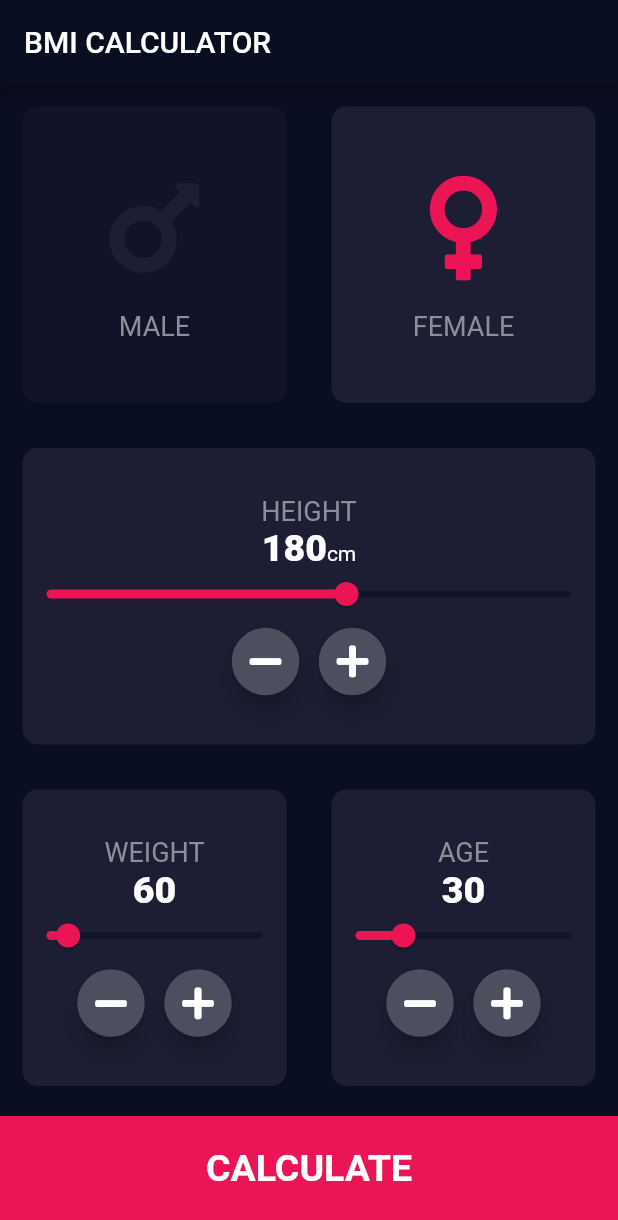
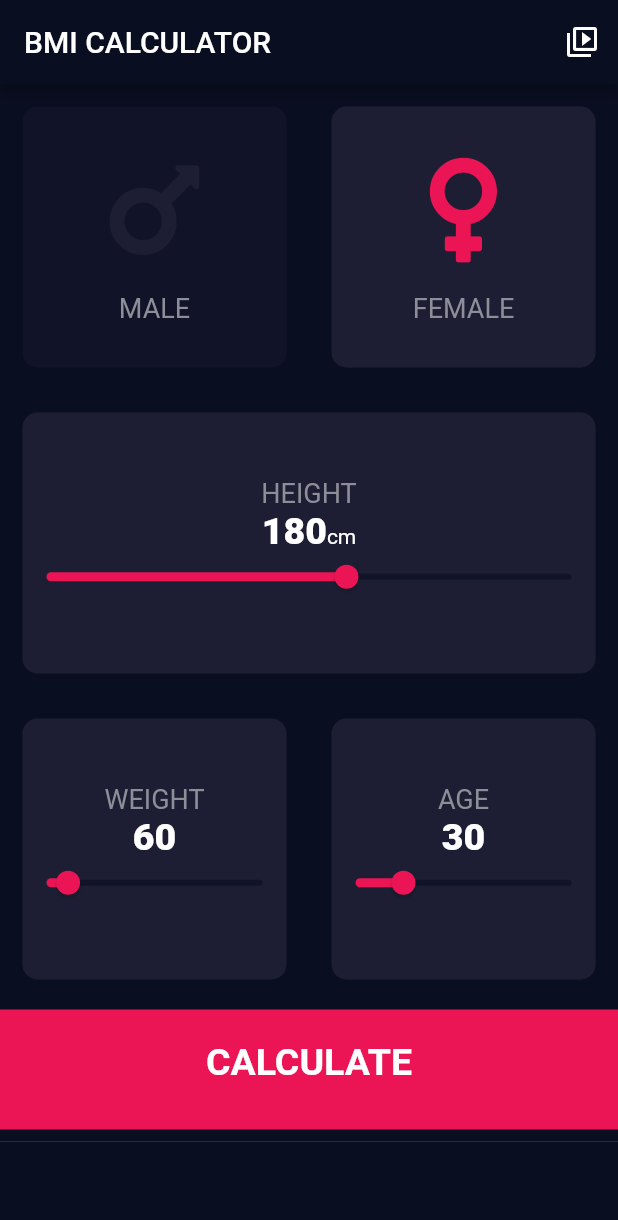
Before and after one commit to nadas00/flutter-bmi-calculator-plus, a Flutter app: the screen it shows after launch, on a phone screen of 412 x 824 dp. Shown: the top 1220 px of the screen. Run offline on Flutter 3.47's test engine with Material 2 defaults, Android fonts, the phone set to English and light mode, and no system bars; our stand-ins replace font_awesome_flutter; missing offline and left inert: firebase_admob; accounts and stored records are empty.

Commit message:
Admob implementation.

```diff
--- a/lib/screens/input_page.dart
+++ b/lib/screens/input_page.dart
@@ -1,9 +1,10 @@
 import 'package:bmi_app/Components/reusable_bottom_button.dart';
 import 'package:bmi_app/Components/reusable_card.dart';
 import 'package:bmi_app/Components/reusable_card_content.dart';
-import 'package:bmi_app/Components/reusable_round_Icon_Button.dart';
 import 'package:bmi_app/calculator_brain.dart';
+import 'package:bmi_app/components/reusable_alert_dialog.dart';
 import 'package:bmi_app/screens/results_page.dart';
+import 'package:bmi_app/services/advert-service.dart';
 import 'package:flutter/cupertino.dart';
 import 'package:flutter/material.dart';
 import 'package:font_awesome_flutter/font_awesome_flutter.dart';
@@ -18,6 +19,7 @@ class InputPage extends StatefulWidget {
 }
 
 class _InputPageState extends State<InputPage> {
+  AdvertService _advertService = AdvertService();
   CalculatorBrain calculatorBrain;
 
   Gender selectedGender = Gender.female;
@@ -39,29 +41,40 @@ class _InputPageState extends State<InputPage> {
     else
       return kBottomContainerColor.withOpacity(0.25);
   }
-
+  @override
+  void initState() {
+    // TODO: implement initState
+    super.initState();
+    _advertService.loadRewardedAd();
+    _advertService.addRewardListener();
+    _advertService.showBanner();
+  }
   @override
   Widget build(BuildContext context) {
     return Scaffold(
       appBar: AppBar(
         title: Text('BMI CALCULATOR'),
-        /*actions: <Widget>[
-          FlatButton(
-            color: genderTheme(),
+        actions: [
+          IconButton(
+            icon: Icon(
+              Icons.video_collection_outlined,
+              color: Colors.white,
+            ),
             onPressed: () {
-              setState(() {
-               selectedLang == Language.en
-                    ? selectedLang = Language.tr
-                    : selectedLang = Language.en;
-
-                languageBrain.setLanguage(selectedLang);
-              });
+              final titleText = 'Support us!';
+              final bodyText = "Best way of supporting developers is clicking on ads!";
+              final applyText = "Go to ad!";
+              showRewardedAd(){
+                Navigator.of(context).pop();
+                _advertService.showReardedAd();
+              }
+              var rewardedAdAlert = MyCustomAlert(titleText: titleText, bodyText: bodyText, applyText: applyText, onPressApply: showRewardedAd);
+              showDialog(
+                  context: context,
+                  builder: (BuildContext context) => rewardedAdAlert);
             },
-            child: Row(
-              children: <Widget>[Icon(Icons.language), Text('lang')],
-            ),
-          ),
-        ],*/
+          )
+        ],
       ),
       body: Column(
         crossAxisAlignment: CrossAxisAlignment.stretch,
@@ -160,27 +173,9 @@ class _InputPageState extends State<InputPage> {
                       Row(
                         mainAxisAlignment: MainAxisAlignment.center,
                         children: <Widget>[
-                          RoundIconButton(
-                            icon: FontAwesomeIcons.minus,
-                            onPressed: () {
-                              setState(() {
-                                if (height > kMinHeight) {
-                                  height--;
-                                }
-                              });
-                            },
-                          ),
+
                           SizedBox(width: 10),
-                          RoundIconButton(
-                            onPressed: () {
-                              setState(() {
-                                if (height < kMaxHeight) {
-                                  height++;
-                                }
-                              });
-                            },
-                            icon: FontAwesomeIcons.plus,
-                          ),
+
                         ],
                       ),
                     ],
@@ -232,27 +227,7 @@ class _InputPageState extends State<InputPage> {
                             Row(
                               mainAxisAlignment: MainAxisAlignment.center,
                               children: <Widget>[
-                                RoundIconButton(
-                                  icon: FontAwesomeIcons.minus,
-                                  onPressed: () {
-                                    setState(() {
-                                      if (weight > kMinWeight) {
-                                        weight--;
-                                      }
-                                    });
-                                  },
-                                ),
-                                SizedBox(width: 10),
-                                RoundIconButton(
-                                  onPressed: () {
-                                    setState(() {
-                                      if (weight < kMaxWeight) {
-                                        weight++;
-                                      }
-                                    });
-                                  },
-                                  icon: FontAwesomeIcons.plus,
-                                ),
+
                               ],
                             ),
                           ],
@@ -301,27 +276,6 @@ class _InputPageState extends State<InputPage> {
                             Row(
                               mainAxisAlignment: MainAxisAlignment.center,
                               children: <Widget>[
-                                RoundIconButton(
-                                  icon: FontAwesomeIcons.minus,
-                                  onPressed: () {
-                                    setState(() {
-                                      if (age > kMinAge) {
-                                        age--;
-                                      }
-                                    });
-                                  },
-                                ),
-                                SizedBox(width: 10),
-                                RoundIconButton(
-                                  onPressed: () {
-                                    setState(() {
-                                      if (age < kMaxAge) {
-                                        age++;
-                                      }
-                                    });
-                                  },
-                                  icon: FontAwesomeIcons.plus,
-                                ),
                               ],
                             ),
                           ],
@@ -357,6 +311,8 @@ class _InputPageState extends State<InputPage> {
             },
             text: 'CALCULATE',
           ),
+          Divider(),
+          Padding(padding: EdgeInsets.only(bottom: 55.0))
         ],
       ),
     );
--- /dev/null
+++ b/lib/services/advert-service.dart
@@ -0,0 +1,80 @@
+import 'dart:io';
+import 'package:firebase_admob/firebase_admob.dart';
+
+class AdvertService {
+  static final AdvertService _instance = AdvertService._internal();
+
+  factory AdvertService() => _instance;
+  MobileAdTargetingInfo _targetingInfo;
+  final String _bannerAd = Platform.isAndroid
+      ? 'ca-app-pub-1965278103872493/2014629568'
+      : null;
+  final String _rewardedAd = Platform.isAndroid
+      ? 'ca-app-pub-1965278103872493/4169680305'
+      : null;
+
+  AdvertService._internal() {
+    _targetingInfo = MobileAdTargetingInfo();
+  }
+
+  showBanner() {
+    BannerAd banner = BannerAd(
+        adUnitId: _bannerAd,
+        size: AdSize.banner,
+        targetingInfo: _targetingInfo);
+
+    banner
+      ..load()
+      ..show();
+
+    banner.dispose();
+  }
+
+  bool isRewardedAdReady;
+
+  void loadRewardedAd() {
+    RewardedVideoAd.instance.load(
+      targetingInfo: _targetingInfo,
+      adUnitId: _rewardedAd,
+    );
+  }
+
+  void showReardedAd(){
+    RewardedVideoAd.instance.show();
+  }
+
+  void addRewardListener(){
+    RewardedVideoAd.instance.listener = onRewardedAdEvent;
+  }
+
+  void onRewardedAdEvent(RewardedVideoAdEvent event,
+      {String rewardType, int rewardAmount}) {
+    switch (event) {
+      case RewardedVideoAdEvent.loaded:
+        isRewardedAdReady = true;
+        break;
+
+      case RewardedVideoAdEvent.closed:
+        isRewardedAdReady = false;
+        loadRewardedAd();
+        break;
+
+      case RewardedVideoAdEvent.failedToLoad:
+        isRewardedAdReady = false;
+        print('Failed to load a rewarded ad');
+        break;
+
+      case RewardedVideoAdEvent.rewarded:
+      //TODO:ODUL AYARLA
+        print('odul verildi');
+        break;
+
+      default:
+      // do nothing
+    }
+  }
+
+  void dispose() {
+    RewardedVideoAd.instance.listener = null;
+  }
+}
```
Also changed, not shown: lib/components/reusable_alert_dialog.dart (added, +35 -0 lines), pubspec.yaml (+8 -0 lines), 3 other files.
